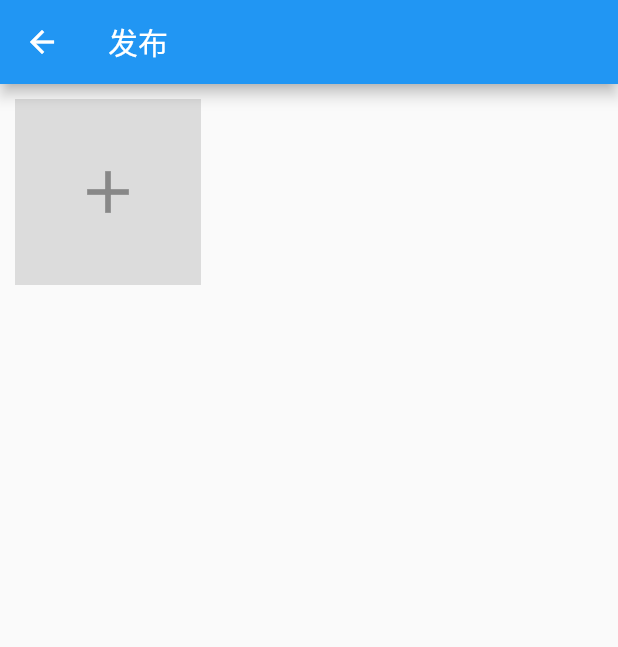
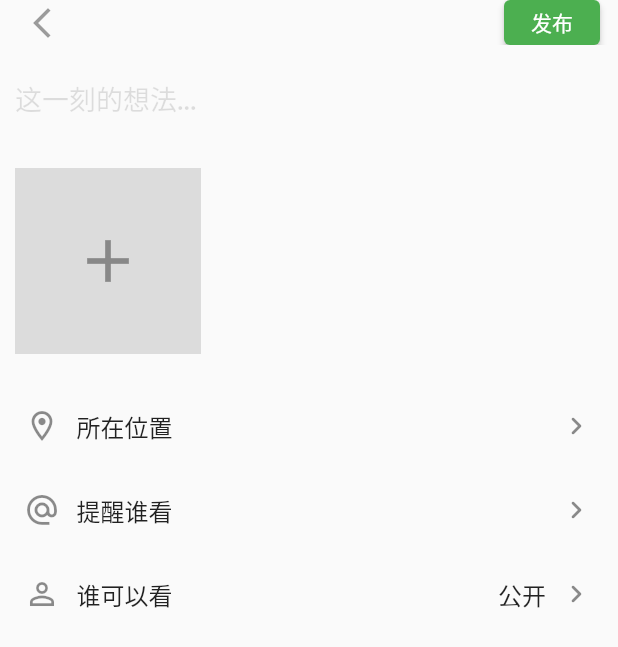
Before and after one commit to Shineforword/lyxy, a Flutter app: the ProWechatPost screen opened directly, on a phone screen of 412 x 824 dp. Shown: the top 647 px of the screen. Run offline on Flutter 3.47's test engine with Material 2 defaults, Android fonts, the phone set to English and light mode, and no system bars; our stand-ins replace extended_image, flutter_markdown; missing offline and left inert: markdown_syntax_highlighter, wechat_assets_picker; network calls fail.

```diff
--- /dev/null
+++ b/lib/pages/pro_zone/entity/index.dart
@@ -0,0 +1,3 @@
+library entity;
+
+export 'menu.dart';
--- /dev/null
+++ b/lib/pages/pro_zone/entity/menu.dart
@@ -0,0 +1,18 @@
+import 'package:flutter/material.dart';
+
+/// 菜单项 model
+class MenuItemModel {
+  MenuItemModel({this.icon, this.title, this.right, this.onTap});
+
+  /// 图标
+  final IconData? icon;
+
+  /// 标题
+  final String? title;
+
+  /// 点击
+  final Function()? onTap;
+
+  /// 右侧内容
+  final String? right;
+}
--- /dev/null
+++ b/lib/pages/pro_zone/post_appbar.dart
@@ -0,0 +1,43 @@
+// ignore_for_file: prefer_const_constructors
+// ignore_for_file: prefer_const_literals_to_create_immutables
+import 'package:flutter/material.dart';
+
+/// 顶部导航栏
+class AppBarWidget extends StatelessWidget implements PreferredSizeWidget {
+  const AppBarWidget({
+    super.key,
+    this.actions,
+    this.leading,
+    this.backgroundColor,
+    this.elevation,
+  });
+
+  /// 此属性控制应用栏下方阴影的大小 [shadowColor] 不为空。
+  final double? elevation;
+
+  /// 用于应用栏 [材质] 的填充颜色。
+  final Color? backgroundColor;
+
+  /// 在工具栏的 [title] 之前显示的小部件。
+  final Widget? leading;
+
+  /// 在 [title] 小部件之后显示在一行中的小部件列表。
+  final List<Widget>? actions;
+
+  @override
+  Size get preferredSize => const Size.fromHeight(30);
+
+  Widget _mainView() {
+    return AppBar(
+      backgroundColor: backgroundColor ?? Colors.transparent,
+      elevation: elevation ?? 0,
+      leading: leading,
+      actions: actions,
+    );
+  }
+
+  @override
+  Widget build(BuildContext context) {
+    return _mainView();
+  }
+}
--- a/lib/pages/pro_zone/pro_wechat_post.dart
+++ b/lib/pages/pro_zone/pro_wechat_post.dart
@@ -2,9 +2,11 @@
 // ignore_for_file: prefer_const_literals_to_create_immutables
 
 import 'package:flutter/material.dart';
+import 'package:lyxy_app/pages/pro_zone/entity/menu.dart';
 import 'package:wechat_assets_picker/wechat_assets_picker.dart';
 
 import '../../utils/config.dart';
+import 'post_appbar.dart';
 import 'pro_gallery.dart';
 
 class ProWechatPost extends StatefulWidget {
@@ -25,27 +27,105 @@ class _ProWechatPostState extends State<ProWechatPost> {
   bool isWillOrder = false;
   // 被拖拽的target id
   String targatAssetId = "";
+  // 内容输入控制器
+  final TextEditingController contentController = TextEditingController();
+  // 菜单列表
+  List<MenuItemModel> menus = [];
+  @override
+  void dispose() {
+    contentController.dispose();
+    super.dispose();
+  }
+
+  @override
+  void initState() {
+    // TODO: implement initState
+    super.initState();
+    menus = [
+      MenuItemModel(icon: Icons.location_on_outlined, title: "所在位置"),
+      MenuItemModel(icon: Icons.alternate_email_outlined, title: "提醒谁看"),
+      MenuItemModel(
+        icon: Icons.person_outline,
+        title: "谁可以看",
+        right: "公开",
+        onTap: () {},
+      ),
+    ];
+  }
 
   @override
   Widget build(BuildContext context) {
     return Scaffold(
-      appBar: AppBar(
-        title: Text("发布"),
-      ),
-      body: _buildMainView(),
-      //_buildRemoveBar可以放在此处
-      // bottomSheet: ,
-    );
+        appBar: AppBarWidget(
+            //右侧
+            actions: [
+              Padding(
+                padding: const EdgeInsets.only(right: 12),
+                child: ElevatedButton(
+                  style: ButtonStyle(
+                      backgroundColor:
+                          ButtonStyleButton.allOrNull(Colors.green)),
+                  onPressed: () {},
+                  child: const Text("发布"),
+                ),
+              ),
+            ],
+            // 左侧
+            leading: GestureDetector(
+              onTap: () => Navigator.pop(context),
+              child: Icon(
+                Icons.arrow_back_ios_new_outlined,
+                color: Colors.black38,
+              ),
+            )),
+        body: _buildMainView(),
+        //_buildRemoveBar可以放在此处
+        bottomSheet: isDragNow ? _buildRemoveBar() : null);
   }
 
   // 主图
   Widget _buildMainView() {
     return Column(
       children: [
+        // 内容输入
+        _buildContentInput(),
+        // 相册列表
         _bulidPhotoList(),
-        Spacer(),
-        isDragNow ? _buildRemoveBar() : SizedBox.shrink()
+        //
+        _buildMenus()
       ],
+    );
+  }
+
+  Widget _buildContentInput() {
+    return Padding(
+      padding: EdgeInsets.all(10),
+      child: LimitedBox(
+        maxHeight: 200,
+        child: TextField(
+          controller: contentController,
+          style: const TextStyle(
+            color: Colors.black54,
+            fontSize: 18,
+            fontWeight: FontWeight.w400,
+          ),
+          maxLines: null,
+          maxLength: 250,
+          decoration: InputDecoration(
+            hintText: '这一刻的想法...',
+            hintStyle: const TextStyle(
+              color: Colors.black12,
+              fontSize: 18,
+              fontWeight: FontWeight.w500,
+            ),
+            border: InputBorder.none,
+            counterText: contentController.text.isEmpty ? "" : null,
+          ),
+          onChanged: (value) {
+            setState(() {});
+          },
+        ),
+      ),
     );
   }
 
@@ -183,7 +263,8 @@ class _ProWechatPostState extends State<ProWechatPost> {
                       color: Colors.black38,
                     ),
                   ),
-                )
+                ),
+              if (_selectedAssets.length < 2) Container()
             ],
           );
         }));
@@ -235,4 +316,27 @@ class _ProWechatPostState extends State<ProWechatPost> {
       onLeave: (data) {},
     );
   }
+
+  // 菜单项目
+  Widget _buildMenus() {
+    List<Widget> ws = [];
+    // ws.add(const DividerWidget());
+    for (var menu in menus) {
+      ws.add(ListTile(
+        leading: Icon(menu.icon),
+        title: Row(
+          children: [
+            Text(menu.title ?? ""),
+            if (menu.right != null) const Spacer(),
+            if (menu.right != null) Text(menu.right!),
+          ],
+        ),
+        trailing: const Icon(Icons.navigate_next_rounded),
+        // contentPadding: const EdgeInsets.symmetric(horizontal: 16),
+        horizontalTitleGap: -5, // 标题与图标间距
+      ));
+      // ws.add(const DividerWidget());
+    }
+    return Column(children: ws);
+  }
 }
--- a/pubspec.yaml
+++ b/pubspec.yaml
@@ -39,6 +39,7 @@ dependencies:
   markdown_syntax_highlighter: ^1.1.0
   wechat_assets_picker: ^8.4.0
   extended_image: ^7.0.2
+  wechat_camera_picker: ^3.7.0
 
 dev_dependencies:
   flutter_test:
```
Also changed, not shown: pubspec.lock, 1 other file.
